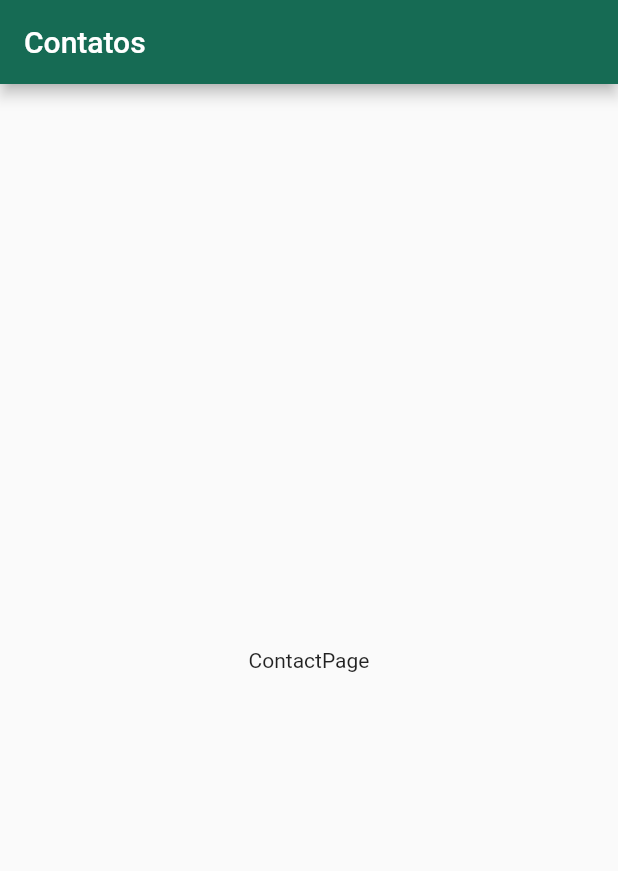
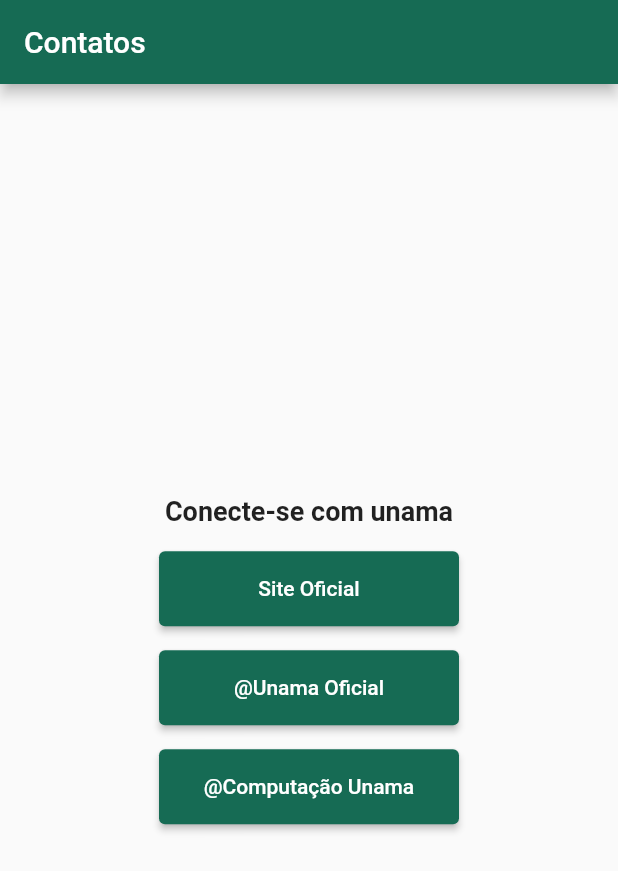
Before and after one commit to lucasdasial/unama_maps, a Flutter app: the ContactPage screen opened directly, on a phone screen of 412 x 824 dp. Shown: the top 871 px of the screen. Run offline on Flutter 3.47's test engine with Material 2 defaults, Android fonts, the phone set to English and light mode, and no system bars.

Commit message:
feat: created button to external links on contact page

```diff
--- a/lib/app.dart
+++ b/lib/app.dart
@@ -12,7 +12,7 @@
       title: "Unama Maps",
       debugShowCheckedModeBanner: false,
       theme: ThemeData(
-        useMaterial3: false,
+        // useMaterial3: false,
         colorScheme: ColorScheme.fromSeed(
             seedColor: Color.fromARGB(255, 104, 207, 173),
             brightness: Brightness.light),
--- a/lib/pages/contact_page.dart
+++ b/lib/pages/contact_page.dart
@@ -1,17 +1,60 @@
 import 'package:flutter/material.dart';
-import 'package:flutter/src/widgets/framework.dart';
-import 'package:flutter/src/widgets/placeholder.dart';
+import 'package:url_launcher/url_launcher_string.dart';
 
 class ContactPage extends StatelessWidget {
   const ContactPage({super.key});
+
+  final String _urlSite = "https://www.unama.br/";
+  final String _urlInstaUnama = "https://www.instagram.com/unamaoficial/";
+  final String _urlInstaCurso =
+      "https://www.instagram.com/computacaounamabelem/";
 
   @override
   Widget build(BuildContext context) {
     return Scaffold(
       appBar: AppBar(title: const Text('Contatos')),
-      body: const Center(
-        child: Text('ContactPage'),
+      body: Center(
+        child: Column(
+          // mainAxisSize: MainAxisSize.min,
+          mainAxisAlignment: MainAxisAlignment.center,
+          children: [
+            const Text(
+              'Conecte-se com unama',
+              style: TextStyle(fontSize: 18.0, fontWeight: FontWeight.bold),
+            ),
+            Padding(
+              padding: const EdgeInsets.only(top: 16),
+              child: ElevatedButton(
+                onPressed: () async => _onPressed(_urlSite),
+                style: ElevatedButton.styleFrom(fixedSize: const Size(200, 50)),
+                child: const Text('Site Oficial'),
+              ),
+            ),
+            Padding(
+              padding: const EdgeInsets.only(top: 16),
+              child: ElevatedButton(
+                onPressed: () async => _onPressed(_urlInstaUnama),
+                style: ElevatedButton.styleFrom(fixedSize: const Size(200, 50)),
+                child: const Text('@Unama Oficial'),
+              ),
+            ),
+            Padding(
+              padding: const EdgeInsets.only(top: 16),
+              child: ElevatedButton(
+                onPressed: () async => _onPressed(_urlInstaCurso),
+                style: ElevatedButton.styleFrom(fixedSize: const Size(200, 50)),
+                child: const Text('@Computação Unama'),
+              ),
+            ),
+          ],
+        ),
       ),
     );
   }
+
+  Future<void> _onPressed(String url) async {
+    if (!await launchUrlString(url)) {
+      throw Exception('Could not launch $url');
+    }
+  }
 }
--- a/pubspec.yaml
+++ b/pubspec.yaml
@@ -31,6 +31,7 @@
   flutter:
     sdk: flutter
 
+  url_launcher: ^6.0.9
   # The following adds the Cupertino Icons font to your application.
   # Use with the CupertinoIcons class for iOS style icons.
   cupertino_icons: ^1.0.2
```
Also changed, not shown: pubspec.lock, 2 other files.
